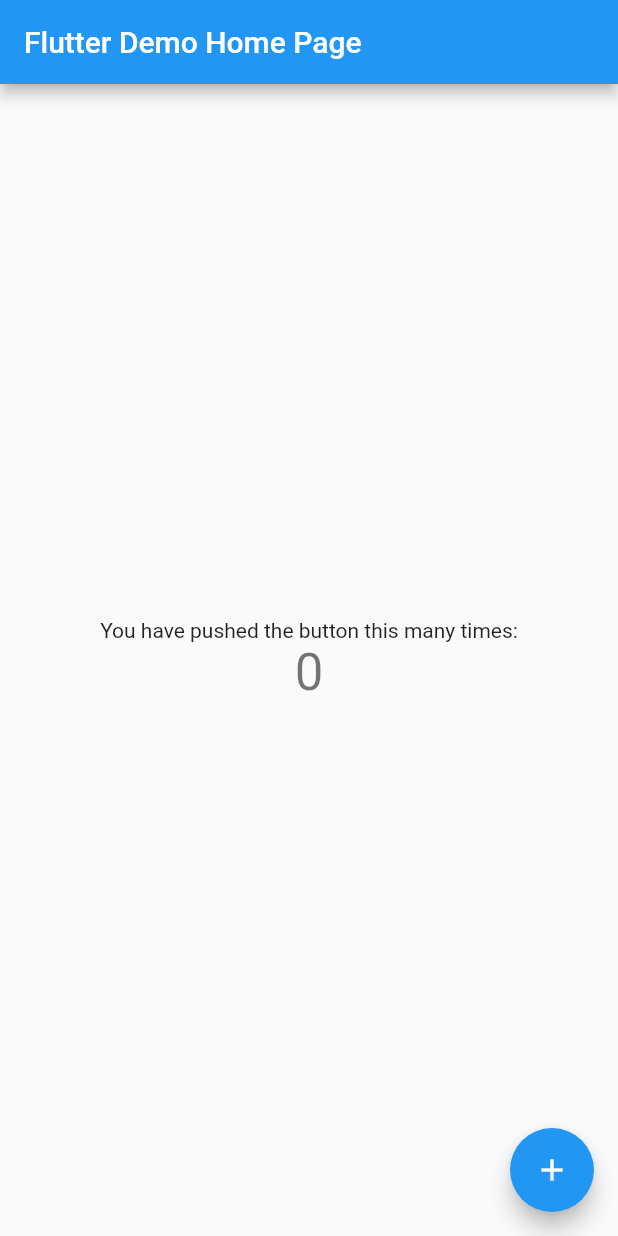
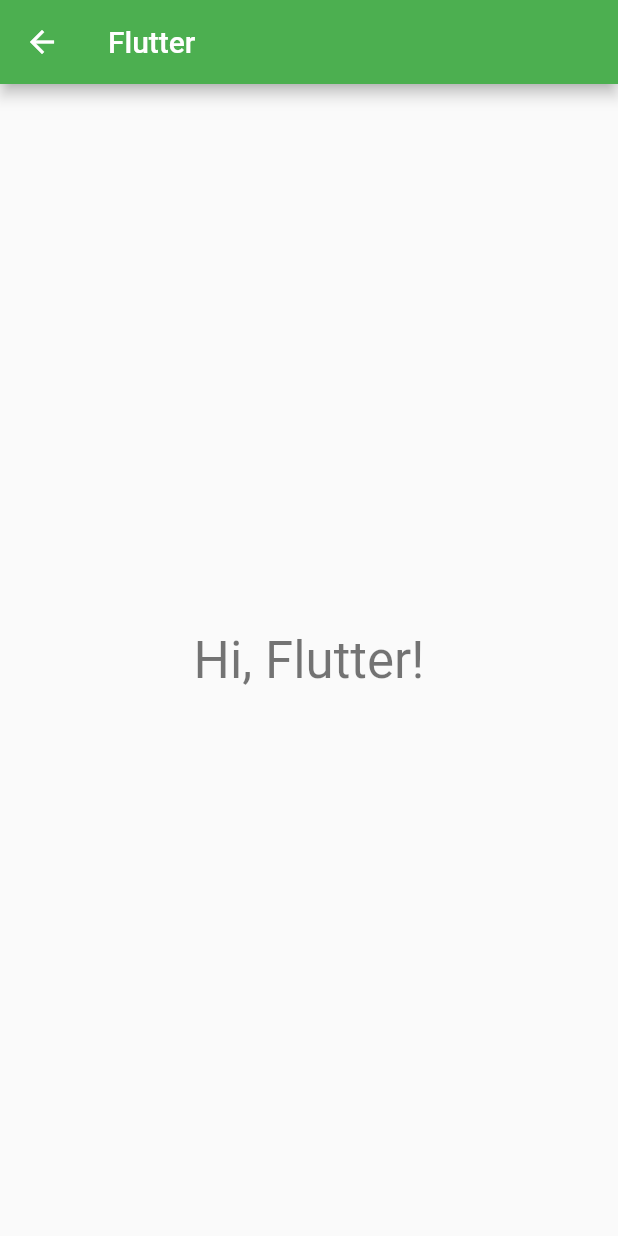
Before and after one commit to budioktaviyan/modularization-basics, a Flutter app: the screen it shows after launch, on a phone screen of 412 x 824 dp. Run offline on Flutter 3.47's test engine with Material 2 defaults, Android fonts, the phone set to English and light mode, and no system bars.

Commit message:
Implement Flutter page

```diff
--- a/module_y/lib/main.dart
+++ b/module_y/lib/main.dart
@@ -1,112 +1,64 @@
 import 'package:flutter/material.dart';
+import 'package:flutter/services.dart';
 
-void main() => runApp(const MyApp());
+void main() => runApp(const FlutterApp());
 
-class MyApp extends StatelessWidget {
-  const MyApp({Key? key}) : super(key: key);
+class FlutterApp extends StatelessWidget {
+  const FlutterApp({Key? key}) : super(key: key);
 
-  // This widget is the root of your application.
   @override
   Widget build(BuildContext context) {
+    SystemChrome.setPreferredOrientations([DeviceOrientation.portraitUp]);
+    SystemChrome.setSystemUIOverlayStyle(
+      SystemUiOverlayStyle.light.copyWith(
+        statusBarColor: Colors.transparent,
+        statusBarIconBrightness: Brightness.light,
+        statusBarBrightness: Brightness.light,
+      ),
+    );
+
     return MaterialApp(
-      title: 'Flutter Demo',
+      title: 'Flutter',
       theme: ThemeData(
-        // This is the theme of your application.
-        //
-        // Try running your application with "flutter run". You'll see the
-        // application has a blue toolbar. Then, without quitting the app, try
-        // changing the primarySwatch below to Colors.green and then invoke
-        // "hot reload" (press "r" in the console where you ran "flutter run",
-        // or press Run > Flutter Hot Reload in a Flutter IDE). Notice that the
-        // counter didn't reset back to zero; the application is not restarted.
-        primarySwatch: Colors.blue,
+        primarySwatch: Colors.green,
       ),
-      home: const MyHomePage(title: 'Flutter Demo Home Page'),
+      home: const FlutterPage(title: 'Flutter'),
+      debugShowCheckedModeBanner: false,
     );
   }
 }
 
-class MyHomePage extends StatefulWidget {
-  const MyHomePage({Key? key, required this.title}) : super(key: key);
-
-  // This widget is the home page of your application. It is stateful, meaning
-  // that it has a State object (defined below) that contains fields that affect
-  // how it looks.
-
-  // This class is the configuration for the state. It holds the values (in this
-  // case the title) provided by the parent (in this case the App widget) and
-  // used by the build method of the State. Fields in a Widget subclass are
-  // always marked "final".
+class FlutterPage extends StatefulWidget {
+  const FlutterPage({Key? key, required this.title}) : super(key: key);
 
   final String title;
 
   @override
-  State<MyHomePage> createState() => _MyHomePageState();
+  State<FlutterPage> createState() => _FlutterPageState();
 }
 
-class _MyHomePageState extends State<MyHomePage> {
-  int _counter = 0;
-
-  void _incrementCounter() {
-    setState(() {
-      // This call to setState tells the Flutter framework that something has
-      // changed in this State, which causes it to rerun the build method below
-      // so that the display can reflect the updated values. If we changed
-      // _counter without calling setState(), then the build method would not be
-      // called again, and so nothing would appear to happen.
-      _counter++;
-    });
-  }
-
+class _FlutterPageState extends State<FlutterPage> {
   @override
   Widget build(BuildContext context) {
-    // This method is rerun every time setState is called, for instance as done
-    // by the _incrementCounter method above.
-    //
-    // The Flutter framework has been optimized to make rerunning build methods
-    // fast, so that you can just rebuild anything that needs updating rather
-    // than having to individually change instances of widgets.
     return Scaffold(
       appBar: AppBar(
-        // Here we take the value from the MyHomePage object that was created by
-        // the App.build method, and use it to set our appbar title.
         title: Text(widget.title),
+        leading: IconButton(
+          icon: const Icon(Icons.arrow_back, color: Colors.white),
+          onPressed: (() => SystemNavigator.pop()),
+        ),
       ),
       body: Center(
-        // Center is a layout widget. It takes a single child and positions it
-        // in the middle of the parent.
         child: Column(
-          // Column is also a layout widget. It takes a list of children and
-          // arranges them vertically. By default, it sizes itself to fit its
-          // children horizontally, and tries to be as tall as its parent.
-          //
-          // Invoke "debug painting" (press "p" in the console, choose the
-          // "Toggle Debug Paint" action from the Flutter Inspector in Android
-          // Studio, or the "Toggle Debug Paint" command in Visual Studio Code)
-          // to see the wireframe for each widget.
-          //
-          // Column has various properties to control how it sizes itself and
-          // how it positions its children. Here we use mainAxisAlignment to
-          // center the children vertically; the main axis here is the vertical
-          // axis because Columns are vertical (the cross axis would be
-          // horizontal).
           mainAxisAlignment: MainAxisAlignment.center,
           children: <Widget>[
-            const Text(
-              'You have pushed the button this many times:',
-            ),
             Text(
-              '$_counter',
+              'Hi, Flutter!',
               style: Theme.of(context).textTheme.headline4,
             ),
           ],
         ),
       ),
-      floatingActionButton: FloatingActionButton(
-        onPressed: _incrementCounter,
-        tooltip: 'Increment',
-        child: const Icon(Icons.add),
-      ), // This trailing comma makes auto-formatting nicer for build methods.
     );
   }
 }
```
Also changed, not shown: 3 other files.
